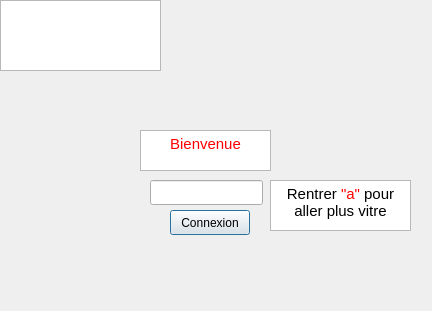
Qt form Descripteurs/tessst/connexionwindow.ui (TomAuclin/PROJETC_LMLTM) before a commit.
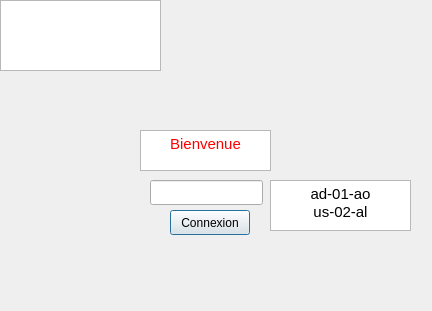
The same form after that commit.

Patch:
```diff
--- a/Descripteurs/tessst/connexionwindow.ui
+++ b/Descripteurs/tessst/connexionwindow.ui
@@ -83,7 +83,8 @@
 li.unchecked::marker { content: &quot;\2610&quot;; }
 li.checked::marker { content: &quot;\2612&quot;; }
 &lt;/style&gt;&lt;/head&gt;&lt;body style=&quot; font-family:'Sans Serif'; font-size:9pt; font-weight:400; font-style:normal;&quot;&gt;
-&lt;p align=&quot;center&quot; style=&quot; margin-top:0px; margin-bottom:0px; margin-left:0px; margin-right:0px; -qt-block-indent:0; text-indent:0px;&quot;&gt;&lt;span style=&quot; font-size:11pt; color:#000000;&quot;&gt;Rentrer&lt;/span&gt;&lt;span style=&quot; font-size:11pt; color:#ff0000;&quot;&gt; &amp;quot;a&amp;quot; &lt;/span&gt;&lt;span style=&quot; font-size:11pt; color:#000000;&quot;&gt;pour aller plus vitre&lt;/span&gt;&lt;/p&gt;&lt;/body&gt;&lt;/html&gt;</string>
+&lt;p align=&quot;center&quot; style=&quot; margin-top:0px; margin-bottom:0px; margin-left:0px; margin-right:0px; -qt-block-indent:0; text-indent:0px;&quot;&gt;&lt;span style=&quot; font-size:11pt; color:#000000;&quot;&gt;ad-01-ao&lt;/span&gt;&lt;/p&gt;
+&lt;p align=&quot;center&quot; style=&quot; margin-top:0px; margin-bottom:0px; margin-left:0px; margin-right:0px; -qt-block-indent:0; text-indent:0px;&quot;&gt;&lt;span style=&quot; font-size:11pt; color:#000000;&quot;&gt;us-02-al&lt;/span&gt;&lt;/p&gt;&lt;/body&gt;&lt;/html&gt;</string>
    </property>
   </widget>
  </widget>
```
